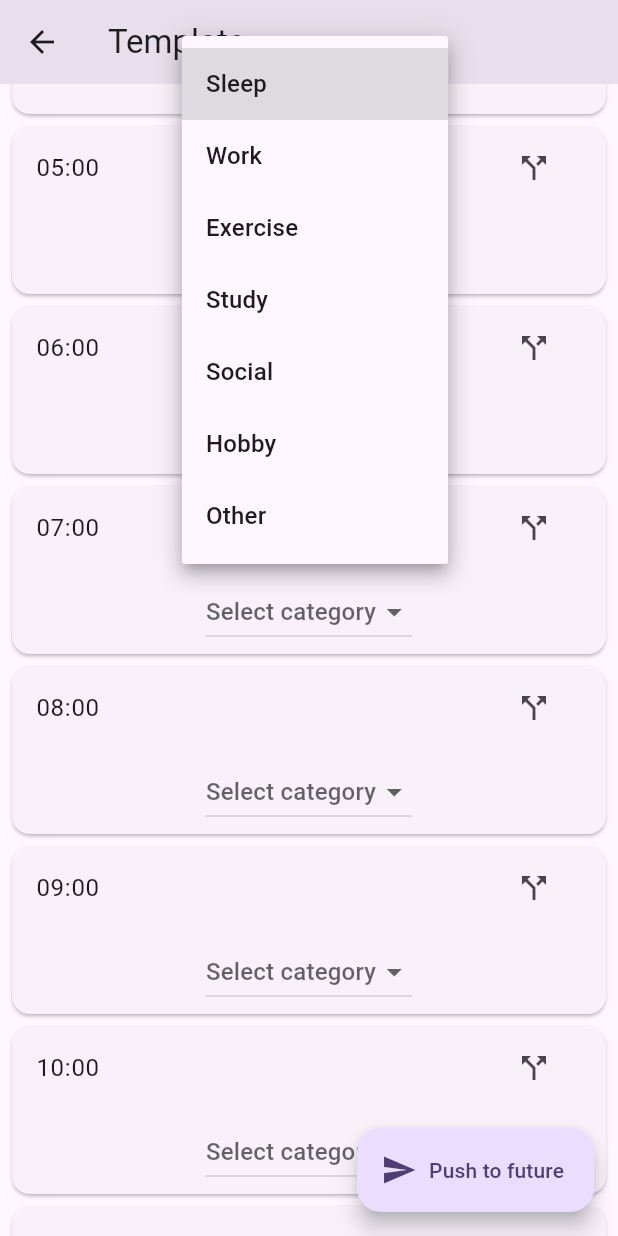
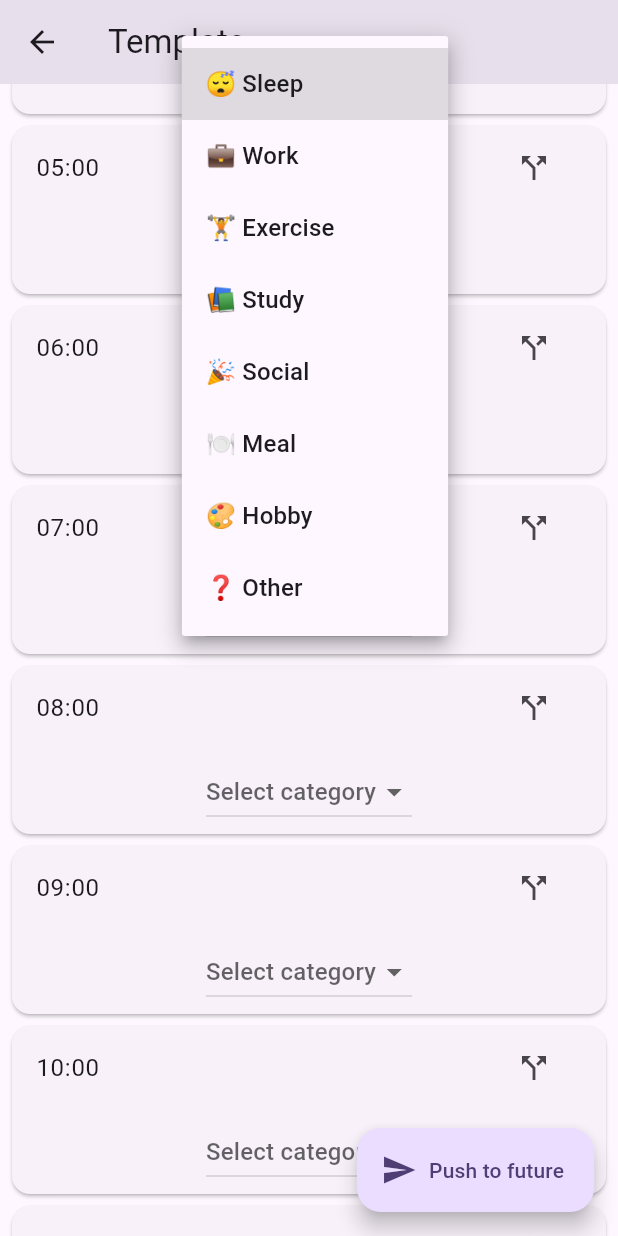
Before and after one commit to 0111abhius/Habits, a Flutter app: the TemplateScreen screen opened by its route, scrolled down 576 dp, after a tap on "Select category", on a phone screen of 412 x 824 dp. Run offline on Flutter 3.47's test engine with Material 3 defaults, Android fonts, the phone set to English and light mode, and no system bars; our stand-ins replace cloud_firestore, firebase_auth, firebase_core, google_sign_in; accounts and stored records are empty; network calls fail.

Commit message:
Bug fix: Categories with icons

```diff
--- a/lib/main.dart
+++ b/lib/main.dart
@@ -31,10 +31,11 @@ void main() async {
     await Firebase.initializeApp(
       options: const FirebaseOptions(
         apiKey: "AIzaSyAfmZKJgt64-4l94e0S_tE9wsXO0x0TQxA",
-        appId: "1:308942065441:android:a382694cb907a458eeb860",
+        appId: "1:308942065441:web:a382694cb907a458eeb860",
         messagingSenderId: "308942065441",
         projectId: "habitlogger-55050",
-        storageBucket: "habitlogger-55050.firebasestorage.app",
+        authDomain: "habitlogger-55050.firebaseapp.com",
+        storageBucket: "habitlogger-55050.appspot.com",
       ),
     );
 
--- a/lib/screens/template_screen.dart
+++ b/lib/screens/template_screen.dart
@@ -5,6 +5,7 @@ import 'package:intl/intl.dart';
 
 import '../models/timeline_entry.dart';
 import '../main.dart';
+import '../utils/categories.dart';
 
 class TemplateScreen extends StatefulWidget {
   const TemplateScreen({Key? key}) : super(key: key);
@@ -20,19 +21,10 @@ class _TemplateScreenState extends State<TemplateScreen> {
   final Map<String, TextEditingController> _noteCtrls = {};
   bool _pushing=false;
 
-  // Categories helpers (reuse minimal copy from timeline)
-  static const List<String> _initialCategories = [
-    'Sleep',
-    'Work',
-    'Exercise',
-    'Study',
-    'Social',
-    'Hobby',
-    'Other'
-  ];
-  List<String> _categories = List.from(_initialCategories);
+  List<String> _categories = List.from(kDefaultCategories);
 
   List<String> _flattenCats() => _categories;
+  String _displayLabel(String c)=>displayCategory(c);
 
   @override
   void initState() {
@@ -159,7 +151,7 @@ class _TemplateScreenState extends State<TemplateScreen> {
           DropdownButton<String>(
             value: entry.planCategory.isEmpty ? null : entry.planCategory,
             hint: const Text('Select category'),
-            items: _flattenCats().map((c)=>DropdownMenuItem(value:c,child:Text(c))).toList(),
+            items: _flattenCats().map((c)=>DropdownMenuItem(value:c,child:Text(_displayLabel(c)))).toList(),
             onChanged: (val) async {
               if (val == null) return;
               final updated = TimelineEntry(
--- /dev/null
+++ b/lib/utils/categories.dart
@@ -0,0 +1,27 @@
+// New file with shared category constants and helpers
+const List<String> kDefaultCategories = [
+  'Sleep',
+  'Work',
+  'Exercise',
+  'Study',
+  'Social',
+  'Meal',
+  'Hobby',
+  'Other',
+];
+
+const Map<String, String> kCategoryEmoji = {
+  'Sleep': '😴',
+  'Work': '💼',
+  'Exercise': '🏋️',
+  'Study': '📚',
+  'Social': '🎉',
+  'Meal': '🍽️',
+  'Hobby': '🎨',
+  'Other': '❓',
+};
+
+String displayCategory(String cat) {
+  final emoji = kCategoryEmoji[cat];
+  return emoji != null ? '$emoji $cat' : cat;
+}
```
Also changed, not shown: lib/screens/login_screen.dart (+6 -1 lines), lib/screens/timeline_screen.dart (+58 -66 lines), firebase.json (added), 5 other files.
